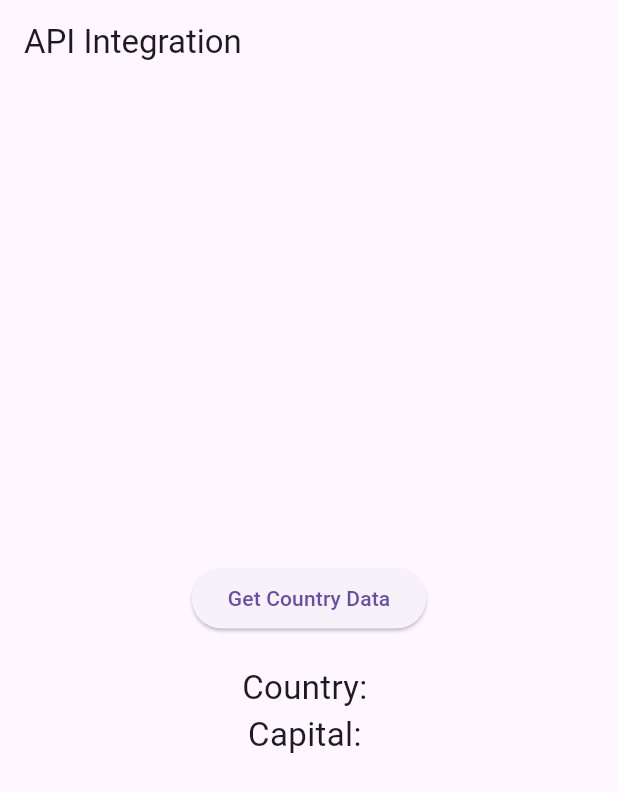
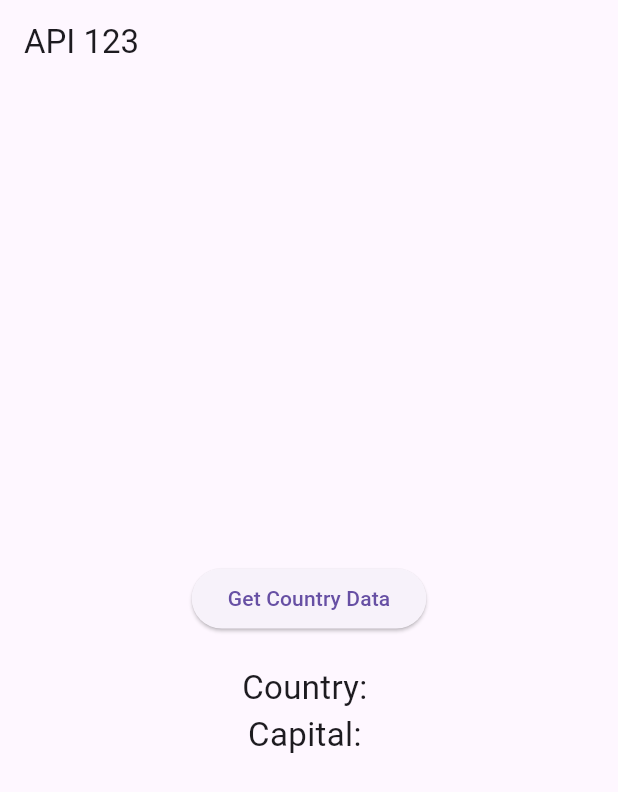
Before and after one commit to eyadshaheeninternship2026-svg/API_Integration_Assign_2, a Flutter app: the screen it shows after launch, on a phone screen of 412 x 824 dp. Shown: the top 792 px of the screen. Run offline on Flutter 3.47's test engine with Material 3 defaults, Android fonts, the phone set to English and light mode, and no system bars.

Commit message:
update ui

```diff
--- a/lib/main.dart
+++ b/lib/main.dart
@@ -51,7 +51,7 @@ class _CountryScreenState extends State<CountryScreen> {
 
     return Scaffold(
       appBar: AppBar(
-        title: const Text("API Integration"),
+        title: const Text("API 123"),
       ),
 
       body: Center(
```
